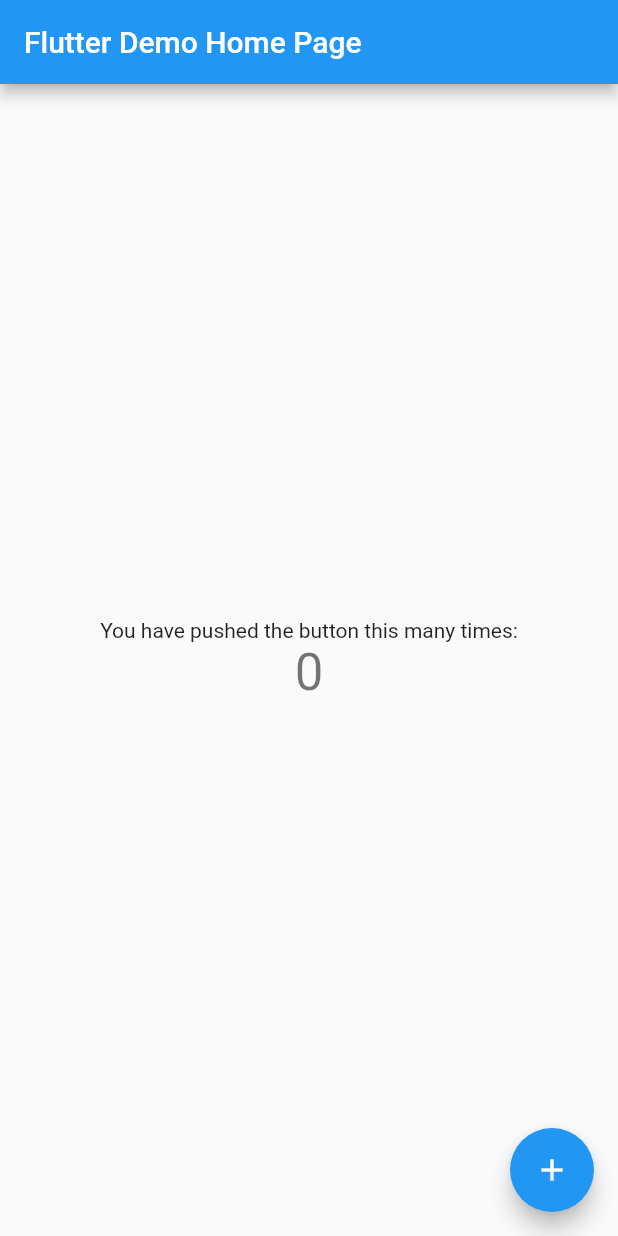
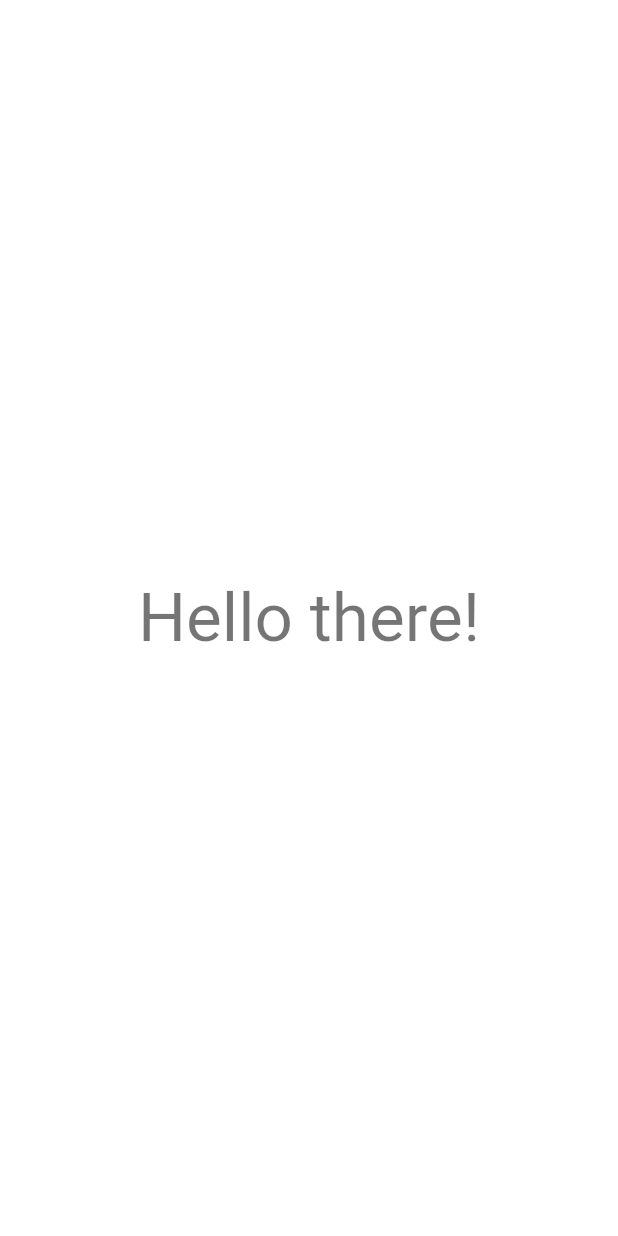
Before and after one commit to Mubiyn/solid-test, a Flutter app: the screen it shows after launch, on a phone screen of 412 x 824 dp. Run offline on Flutter 3.47's test engine with Material 2 defaults, Android fonts, the phone set to English and light mode, and no system bars; our stand-ins replace shared_preferences.

Commit message:
added tests

```diff
--- a/lib/main.dart
+++ b/lib/main.dart
@@ -1,115 +1,10 @@
 import 'package:flutter/material.dart';
+import 'package:solid_test/screens/solid_test.dart';
+import 'package:solid_test/services/services.dart';
 
-void main() {
-  runApp(const MyApp());
+Future<void> main() async {
+  WidgetsFlutterBinding.ensureInitialized();
+  await StorageService.init();
+
+  runApp(const SolidTest());
 }
-
-class MyApp extends StatelessWidget {
-  const MyApp({super.key});
-
-  // This widget is the root of your application.
-  @override
-  Widget build(BuildContext context) {
-    return MaterialApp(
-      title: 'Flutter Demo',
-      theme: ThemeData(
-        // This is the theme of your application.
-        //
-        // Try running your application with "flutter run". You'll see the
-        // application has a blue toolbar. Then, without quitting the app, try
-        // changing the primarySwatch below to Colors.green and then invoke
-        // "hot reload" (press "r" in the console where you ran "flutter run",
-        // or simply save your changes to "hot reload" in a Flutter IDE).
-        // Notice that the counter didn't reset back to zero; the application
-        // is not restarted.
-        primarySwatch: Colors.blue,
-      ),
-      home: const MyHomePage(title: 'Flutter Demo Home Page'),
-    );
-  }
-}
-
-class MyHomePage extends StatefulWidget {
-  const MyHomePage({super.key, required this.title});
-
-  // This widget is the home page of your application. It is stateful, meaning
-  // that it has a State object (defined below) that contains fields that affect
-  // how it looks.
-
-  // This class is the configuration for the state. It holds the values (in this
-  // case the title) provided by the parent (in this case the App widget) and
-  // used by the build method of the State. Fields in a Widget subclass are
-  // always marked "final".
-
-  final String title;
-
-  @override
-  State<MyHomePage> createState() => _MyHomePageState();
-}
-
-class _MyHomePageState extends State<MyHomePage> {
-  int _counter = 0;
-
-  void _incrementCounter() {
-    setState(() {
-      // This call to setState tells the Flutter framework that something has
-      // changed in this State, which causes it to rerun the build method below
-      // so that the display can reflect the updated values. If we changed
-      // _counter without calling setState(), then the build method would not be
-      // called again, and so nothing would appear to happen.
-      _counter++;
-    });
-  }
-
-  @override
-  Widget build(BuildContext context) {
-    // This method is rerun every time setState is called, for instance as done
-    // by the _incrementCounter method above.
-    //
-    // The Flutter framework has been optimized to make rerunning build methods
-    // fast, so that you can just rebuild anything that needs updating rather
-    // than having to individually change instances of widgets.
-    return Scaffold(
-      appBar: AppBar(
-        // Here we take the value from the MyHomePage object that was created by
-        // the App.build method, and use it to set our appbar title.
-        title: Text(widget.title),
-      ),
-      body: Center(
-        // Center is a layout widget. It takes a single child and positions it
-        // in the middle of the parent.
-        child: Column(
-          // Column is also a layout widget. It takes a list of children and
-          // arranges them vertically. By default, it sizes itself to fit its
-          // children horizontally, and tries to be as tall as its parent.
-          //
-          // Invoke "debug painting" (press "p" in the console, choose the
-          // "Toggle Debug Paint" action from the Flutter Inspector in Android
-          // Studio, or the "Toggle Debug Paint" command in Visual Studio Code)
-          // to see the wireframe for each widget.
-          //
-          // Column has various properties to control how it sizes itself and
-          // how it positions its children. Here we use mainAxisAlignment to
-          // center the children vertically; the main axis here is the vertical
-          // axis because Columns are vertical (the cross axis would be
-          // horizontal).
-          mainAxisAlignment: MainAxisAlignment.center,
-          children: <Widget>[
-            const Text(
-              'You have pushed the button this many times:',
-            ),
-            Text(
-              '$_counter',
-              style: Theme.of(context).textTheme.headlineMedium,
-            ),
-          ],
-        ),
-      ),
-      floatingActionButton: FloatingActionButton(
-        onPressed: _incrementCounter,
-        tooltip: 'Increment',
-        child: const Icon(Icons.add),
-      ), // This trailing comma makes auto-formatting nicer for build methods.
-    );
-  }
-}
--- /dev/null
+++ b/lib/screens/screens.dart
@@ -0,0 +1 @@
+export 'solid_test.dart';
--- /dev/null
+++ b/lib/screens/solid_test.dart
@@ -0,0 +1,116 @@
+import 'dart:async';
+import 'dart:math' hide log;
+
+import 'package:flutter/material.dart';
+import 'package:solid_test/services/storage_service.dart';
+import 'package:solid_test/utils/utils.dart';
+
+/// This is the base class for the test app.
+class SolidTest extends StatelessWidget {
+  /// This is the constructor for the class.
+  const SolidTest({super.key});
+
+  @override
+  Widget build(BuildContext context) {
+    return MaterialApp(
+      title: 'Solid Test',
+      debugShowCheckedModeBanner: false,
+      theme: ThemeData(
+        primarySwatch: Colors.blue,
+      ),
+      home: const _SolidTestBody(),
+    );
+  }
+}
+
+class _SolidTestBody extends StatefulWidget {
+  const _SolidTestBody({
+    Key? key,
+  }) : super(key: key);
+
+  @override
+  State<_SolidTestBody> createState() => __SolidTestBodyState();
+}
+
+class __SolidTestBodyState extends State<_SolidTestBody> {
+  bool _isAnimated = false; //to animate the color change
+  Color backgroundColor = kColorDefault;
+  Color localColor = kColorDefault;
+
+  /// Generate six unique random indices
+  Set<int> indices = {}; //we use set because we don't want to repeat values
+
+  /// Store the items at the selected indices
+  List<String> selectedDigits = [];
+
+  /// get last saved color from local preferences
+  Future<void> _getSavedColor() async {
+    await StorageService.getString().then(
+      (value) => setState(() {
+        localColor = StringUtils.parseColor(value);
+      }),
+    );
+  }
+
+  /// function to change background color
+  Future<void> _changeBackgroundColor() async {
+    //This is faster than using a list shuffle method
+    while (indices.length < kColorLength) {
+      final index = Random().nextInt(kColorString.length);
+      indices.add(index);
+    }
+
+    for (final int index in indices) {
+      selectedDigits.add(kColorString[index]);
+    }
+
+    final randomValues = StringUtils.addColorPrefix(selectedDigits);
+
+    await Future.delayed(kAnimationDuration, () {
+      setState(() {
+        _isAnimated = true;
+        backgroundColor = StringUtils.parseColor(randomValues);
+      });
+    });
+  }
+
+  @override
+  void initState() {
+    _getSavedColor();
+    super.initState();
+  }
+
+  @override
+  Widget build(BuildContext context) {
+    return GestureDetector(
+      key: const Key('tap'),
+      onTap: () async {
+        await _changeBackgroundColor();
+        await StorageService.setString(
+          StringUtils.addColorPrefix(selectedDigits),
+        ).then((value) => _clearSelection());
+      },
+      child: Scaffold(
+        backgroundColor: backgroundColor,
+        body: AnimatedContainer(
+          duration: kAnimationDuration,
+          width: double.infinity,
+          height: double.infinity,
+          color: _isAnimated ? backgroundColor : localColor,
+          child: Center(
+            child: Text(
+              'Hello there!',
+              style: Theme.of(context).textTheme.displaySmall,
+            ),
+          ),
+        ),
+      ),
+    );
+  }
+
+  /// used to reset the selection
+  void _clearSelection() {
+    indices.clear();
+    selectedDigits.clear();
+  }
+}
--- /dev/null
+++ b/lib/services/services.dart
@@ -0,0 +1 @@
+export 'storage_service.dart';
--- /dev/null
+++ b/lib/services/storage_service.dart
@@ -0,0 +1,28 @@
+import 'package:shared_preferences/shared_preferences.dart';
+
+/// Base class for the local preferences
+class StorageService {
+  /// initialize shared preferences
+  static Future<void> init() async {
+    final preferences = await SharedPreferences.getInstance();
+
+    // set a default value if the key doesn't exist
+    if (!preferences.containsKey('color')) {
+      await preferences.setString('color', '0xffFFFFFF');
+    }
+  }
+
+  /// get last color from local preferences
+  static Future<String> getString() async {
+    final preferences = await SharedPreferences.getInstance();
+
+    return preferences.getString('color') ?? '0xffFFFFFF';
+  }
+
+  /// save last color to local preferences
+  static Future<void> setString(String value) async {
+    final preferences = await SharedPreferences.getInstance();
+
+    await preferences.setString('color', value);
+  }
+}
--- /dev/null
+++ b/lib/utils/constants.dart
@@ -0,0 +1,16 @@
+import 'dart:ui';
+
+///String used to generate random hexadecimal values
+const kColorString = 'A1B2C3D4E5F67890';
+
+/// This is the length of the hexadecimal color
+const kColorLength = 6;
+
+/// The prefix of the generated color
+const kColorPrefix = '0xff';
+
+/// default color
+const kColorDefault = Color(0xffFFFFFF);
+
+/// animation duration (500 milliseconds)
+const kAnimationDuration = Duration(milliseconds: 500);
--- /dev/null
+++ b/lib/utils/string_utils.dart
@@ -0,0 +1,16 @@
+import 'dart:ui';
+
+import 'package:solid_test/utils/utils.dart';
+
+///String formatting class
+class StringUtils {
+  ///Converts the list to a string and adds hex color prefix to it.
+  static String addColorPrefix(List<String> value) {
+    return '$kColorPrefix${value.join()}';
+  }
+
+  /// returns the hex color
+  static Color parseColor(String value) {
+    return Color(int.parse(value));
+  }
+}
--- /dev/null
+++ b/lib/utils/utils.dart
@@ -0,0 +1,2 @@
+export 'constants.dart';
+export 'string_utils.dart';
```
Also changed, not shown: pubspec.yaml (+7 -77 lines), pubspec.lock, 13 other files.
